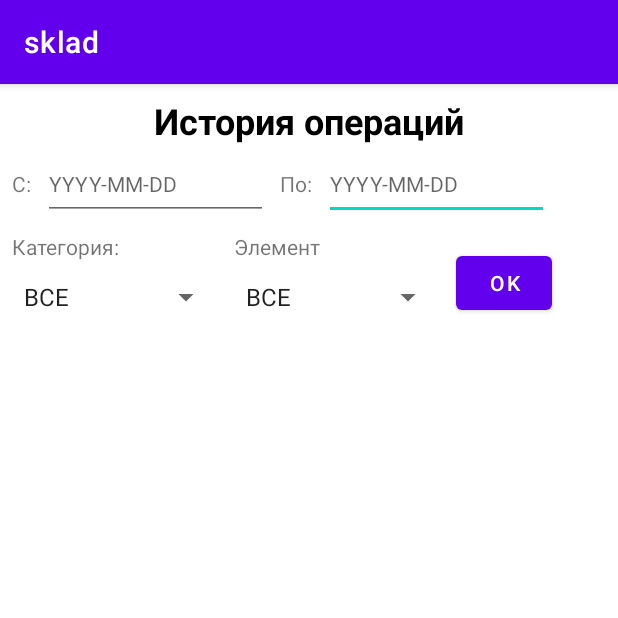
After one commit to 77onix77/sklad, an Android app: the HistoryActivity screen opened directly, with no data from a screen before it, on a phone screen of 412 x 824 dp, the top half of it. The commit adds this screen. Run offline under Robolectric (Android 15) with nearby library versions, the phone set to English and light mode, and no system bars; our stand-ins replace Room's generated code.

Commit message:
added activity history

```diff
--- a/app/build.gradle
+++ b/app/build.gradle
@@ -23,11 +23,7 @@ android {
             }
         }
 
-        kapt {
-            arguments {
-                arg("room.schemaLocation", "$projectDir/schemas")
-            }
-        }
+
     }
 
     sourceSets {
--- a/app/src/main/AndroidManifest.xml
+++ b/app/src/main/AndroidManifest.xml
@@ -12,6 +12,9 @@
         android:supportsRtl="true"
         android:theme="@style/Theme.Sklad"
         tools:targetApi="31">
+        <activity
+            android:name=".HistoryActivity"
+            android:exported="false" />
         <activity
             android:name=".ElementActivity"
             android:exported="false">
--- a/app/src/main/java/com/onix77/sklad/Dao.kt
+++ b/app/src/main/java/com/onix77/sklad/Dao.kt
@@ -30,4 +30,7 @@ interface Dao {
 
     @Insert
     fun insertInHistory(item: EntryHistory)  // добавляет запись в таблицу истории
+
+    @Query("SELECT element FROM elements WHERE category = :cat")
+    fun getNameEl(cat: String): List<String>
 }
--- a/app/src/main/java/com/onix77/sklad/ElementActivity.kt
+++ b/app/src/main/java/com/onix77/sklad/ElementActivity.kt
@@ -6,10 +6,7 @@ import android.os.Bundle
 import android.widget.ArrayAdapter
 import android.widget.Toast
 import com.onix77.sklad.databinding.ActivityElementBinding
-import java.text.SimpleDateFormat
-
 import java.util.*
-import kotlinx.datetime.Clock
 
 class ElementActivity : AppCompatActivity() {
     private lateinit var binding: ActivityElementBinding
--- /dev/null
+++ b/app/src/main/java/com/onix77/sklad/HistoryActivity.kt
@@ -0,0 +1,61 @@
+package com.onix77.sklad
+
+
+import androidx.appcompat.app.AppCompatActivity
+import android.os.Bundle
+import android.view.View
+import android.widget.AdapterView
+import android.widget.ArrayAdapter
+import com.onix77.sklad.databinding.ActivityHistoryBinding
+
+class HistoryActivity : AppCompatActivity() {
+
+    private lateinit var binding: ActivityHistoryBinding
+
+    override fun onCreate(savedInstanceState: Bundle?) {
+        super.onCreate(savedInstanceState)
+        binding = ActivityHistoryBinding.inflate(layoutInflater)
+        setContentView(binding.root)
+
+        val listCat = mutableListOf("ВСЕ")
+        val listEl = mutableListOf("ВСЕ")
+        val db = MainDB.getDB(this)
+        var getDB = Thread { listCat += db.getDao().getCat().toMutableList() }
+        getDB.start()
+        getDB.join()
+
+        ArrayAdapter(this, android.R.layout.simple_spinner_item, listCat).also { adapter ->
+            adapter.setDropDownViewResource(android.R.layout.simple_spinner_dropdown_item)
+            binding.catSpHis.adapter = adapter
+        }
+        binding.catSpHis.setSelection(0)
+
+        ArrayAdapter(this, android.R.layout.simple_spinner_item, listEl).also { adapter ->
+            adapter.setDropDownViewResource(android.R.layout.simple_spinner_dropdown_item)
+            binding.ElSpHis.adapter = adapter
+        }
+        binding.ElSpHis.setSelection(0)
+
+        binding.catSpHis.onItemSelectedListener = object: AdapterView.OnItemSelectedListener {
+            override fun onItemSelected(p0: AdapterView<*>?, p1: View?, p2: Int, p3: Long) {
+                listEl.apply {
+                    clear()
+                    add("ВСЕ")
+                }
+
+                binding.ElSpHis.setSelection(0)
+
+                if (p2 != 0) {
+                    getDB = Thread { listEl += db.getDao().getNameEl(listCat[p2]) }
+                    getDB.start()
+                    getDB.join()
+                }
+            }
+
+            override fun onNothingSelected(p0: AdapterView<*>?) {
+                TODO("Not yet implemented")
+            }
+
+        }
+    }
+}
--- a/app/src/main/java/com/onix77/sklad/MainActivity.kt
+++ b/app/src/main/java/com/onix77/sklad/MainActivity.kt
@@ -2,6 +2,7 @@ package com.onix77.sklad
 
 
 import android.app.AlertDialog
+import android.content.Intent
 import androidx.appcompat.app.AppCompatActivity
 import android.os.Bundle
 import android.view.LayoutInflater
@@ -32,6 +33,11 @@ class MainActivity : AppCompatActivity() {
             adapter = RecyclerAdapter(listCat, this@MainActivity)
         }
 
+        binding.historyBt.setOnClickListener {
+            val intent = Intent(this, HistoryActivity::class.java)
+            startActivity(intent)
+        }
+
         binding.addBut.setOnClickListener {
             val alertText = LayoutInflater.from(this).inflate(R.layout.alert_dialog_main, null, false)
             AlertDialog.Builder(this)
--- /dev/null
+++ b/app/src/main/res/layout/activity_history.xml
@@ -0,0 +1,143 @@
+<?xml version="1.0" encoding="utf-8"?>
+<androidx.constraintlayout.widget.ConstraintLayout xmlns:android="http://schemas.android.com/apk/res/android"
+    xmlns:app="http://schemas.android.com/apk/res-auto"
+    xmlns:tools="http://schemas.android.com/tools"
+    android:layout_width="match_parent"
+    android:layout_height="match_parent"
+    tools:context=".HistoryActivity">
+
+    <TextView
+        android:id="@+id/titleTVHis"
+        android:layout_width="wrap_content"
+        android:layout_height="wrap_content"
+        android:layout_marginTop="8dp"
+        android:text="@string/History_operation"
+        android:textColor="@color/black"
+        android:textSize="24sp"
+        android:textStyle="bold"
+        app:layout_constraintEnd_toEndOf="parent"
+        app:layout_constraintStart_toStartOf="parent"
+        app:layout_constraintTop_toTopOf="parent" />
+
+    <TextView
+        android:id="@+id/fromTVHis"
+        android:layout_width="wrap_content"
+        android:layout_height="wrap_content"
+        android:layout_marginStart="8dp"
+        android:layout_marginTop="16dp"
+        android:layout_weight="1"
+        android:gravity="center"
+        android:text="@string/from"
+        app:layout_constraintStart_toStartOf="parent"
+        app:layout_constraintTop_toBottomOf="@+id/titleTVHis" />
+
+    <EditText
+        android:id="@+id/dateToETHis"
+        android:layout_width="150dp"
+        android:layout_height="wrap_content"
+        android:layout_marginStart="8dp"
+        android:layout_weight="1"
+        android:ems="10"
+        android:hint="YYYY-MM-DD"
+        android:inputType="date"
+        android:minHeight="48dp"
+        android:textColor="@color/black"
+        android:textSize="14sp"
+        app:layout_constraintBottom_toBottomOf="@+id/textView7"
+        app:layout_constraintStart_toEndOf="@+id/textView7"
+        app:layout_constraintTop_toTopOf="@+id/textView7"
+        tools:ignore="DuplicateSpeakableTextCheck,HardcodedText,TextSizeCheck"
+        android:autofillHints="" />
+
+    <TextView
+        android:id="@+id/textView7"
+        android:layout_width="wrap_content"
+        android:layout_height="wrap_content"
+        android:layout_marginStart="8dp"
+        android:layout_weight="1"
+        android:gravity="center"
+        android:text="@string/to"
+        app:layout_constraintBottom_toBottomOf="@+id/fromTVHis"
+        app:layout_constraintStart_toEndOf="@+id/dateFromETHis"
+        app:layout_constraintTop_toTopOf="@+id/fromTVHis" />
+
+    <EditText
+        android:id="@+id/dateFromETHis"
+        android:layout_width="150dp"
+        android:layout_height="wrap_content"
+        android:layout_marginStart="8dp"
+        android:ems="10"
+        android:hint="YYYY-MM-DD"
+        android:inputType="date"
+        android:minHeight="48dp"
+        android:textColor="@color/black"
+        android:textSize="14sp"
+        app:layout_constraintBottom_toBottomOf="@+id/fromTVHis"
+        app:layout_constraintStart_toEndOf="@+id/fromTVHis"
+        app:layout_constraintTop_toTopOf="@+id/fromTVHis"
+        tools:ignore="HardcodedText,TextSizeCheck"
+        android:autofillHints="" />
+
+    <TextView
+        android:id="@+id/textView9"
+        android:layout_width="wrap_content"
+        android:layout_height="wrap_content"
+        android:layout_marginStart="8dp"
+        android:layout_marginTop="8dp"
+        android:text="@string/category"
+        app:layout_constraintStart_toStartOf="parent"
+        app:layout_constraintTop_toBottomOf="@+id/dateFromETHis" />
+
+    <Spinner
+        android:id="@+id/catSpHis"
+        android:layout_width="140dp"
+        android:layout_height="wrap_content"
+        android:layout_marginStart="8dp"
+        android:minHeight="48dp"
+        app:layout_constraintStart_toStartOf="parent"
+        app:layout_constraintTop_toBottomOf="@+id/textView9"
+        tools:ignore="SpeakableTextPresentCheck" />
+
+    <Spinner
+        android:id="@+id/ElSpHis"
+        android:layout_width="140dp"
+        android:layout_height="wrap_content"
+        android:clickable="false"
+        android:minHeight="48dp"
+        android:visibility="visible"
+        app:layout_constraintStart_toStartOf="@+id/textView10"
+        app:layout_constraintTop_toBottomOf="@+id/textView10"
+        tools:ignore="SpeakableTextPresentCheck" />
+
+    <TextView
+        android:id="@+id/textView10"
+        android:layout_width="wrap_content"
+        android:layout_height="wrap_content"
+        android:layout_marginStart="8dp"
+        android:text="@string/element"
+        app:layout_constraintBottom_toBottomOf="@+id/textView9"
+        app:layout_constraintStart_toEndOf="@+id/catSpHis"
+        app:layout_constraintTop_toTopOf="@+id/textView9" />
+
+    <Button
+        android:id="@+id/okBtHis"
+        android:layout_width="64dp"
+        android:layout_height="48dp"
+        android:layout_marginStart="8dp"
+        android:text="@android:string/ok"
+        app:layout_constraintBottom_toBottomOf="@+id/ElSpHis"
+        app:layout_constraintStart_toEndOf="@+id/ElSpHis"
+        app:layout_constraintTop_toTopOf="@+id/textView10" />
+
+    <androidx.recyclerview.widget.RecyclerView
+        android:id="@+id/recVHis"
+        android:layout_width="0dp"
+        android:layout_height="wrap_content"
+        android:layout_marginStart="8dp"
+        android:layout_marginTop="8dp"
+        android:layout_marginEnd="8dp"
+        app:layout_constraintEnd_toEndOf="parent"
+        app:layout_constraintStart_toStartOf="parent"
+        app:layout_constraintTop_toBottomOf="@+id/catSpHis" />
+
+</androidx.constraintlayout.widget.ConstraintLayout>
--- a/app/src/main/res/layout/activity_main.xml
+++ b/app/src/main/res/layout/activity_main.xml
@@ -36,4 +36,17 @@
         app:srcCompat="@android:drawable/ic_input_add"
         tools:ignore="ImageContrastCheck" />
 
+    <ImageButton
+        android:id="@+id/historyBt"
+        android:layout_width="wrap_content"
+        android:layout_height="wrap_content"
+        android:layout_marginStart="32dp"
+        android:contentDescription="history"
+        app:layout_constraintBottom_toBottomOf="@+id/addBut"
+        app:layout_constraintStart_toStartOf="parent"
+        app:layout_constraintTop_toTopOf="@+id/addBut"
+        app:srcCompat="?android:attr/actionModeFindDrawable"
+        tools:ignore="SpeakableTextPresentCheck" />
+
+
 </androidx.constraintlayout.widget.ConstraintLayout>
--- a/app/src/main/res/values/strings.xml
+++ b/app/src/main/res/values/strings.xml
@@ -14,6 +14,11 @@
     <string name="toast_main_message">Пустая категория не будет сохранена. Добавьте элемент!</string>
     <string name="toast_El_Act_message">Поле значения не заполненою. Элемент не был изменнён!</string>
     <string name="el_foto">foto</string>
+    <string name="History_operation">История операций</string>
+    <string name="from">C:</string>
+    <string name="to">По:</string>
+    <string name="category">Категория:</string>
+    <string name="element">Элемент</string>
     <string-array name="item_spinner">
         <item>Расход (-)</item>
         <item>Приход (+)</item>
--- a/build.gradle
+++ b/build.gradle
@@ -1,6 +1,6 @@
 // Top-level build file where you can add configuration options common to all sub-projects/modules.
 plugins {
-    id 'com.android.application' version '7.3.1' apply false
-    id 'com.android.library' version '7.3.1' apply false
+    id 'com.android.application' version '7.4.0' apply false
+    id 'com.android.library' version '7.4.0' apply false
     id 'org.jetbrains.kotlin.android' version '1.7.20' apply false
 }
```
Also changed, not shown: gradle/wrapper/gradle-wrapper.properties.
